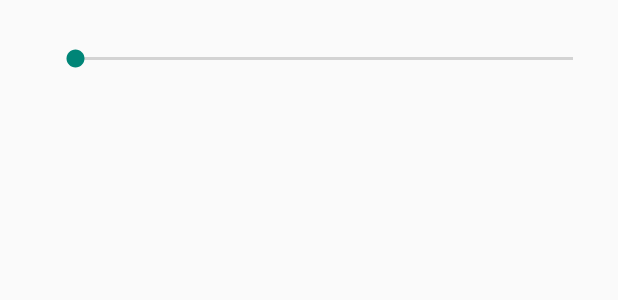
After one commit to Gaoxiang-Zhang/PowerManagement, an Android app: the layout sound_list.xml on its own in the app's theme, with its tools: preview values and no code run, on a phone screen of 412 x 824 dp. The commit adds this screen. Shown: the top 300 px of the screen. Run offline under Robolectric (Android 15) with nearby library versions, the light colour scheme and no system bars.

Commit message:
Add checking GPS status, broadcast receiver of GPS, and coarse sound dialog

```diff
--- /dev/null
+++ b/app/src/main/res/layout/sound_list.xml
@@ -0,0 +1,29 @@
+<?xml version="1.0" encoding="utf-8"?>
+<LinearLayout
+    xmlns:android="http://schemas.android.com/apk/res/android"
+    android:orientation="horizontal"
+    android:layout_width="match_parent"
+    android:layout_height="match_parent">
+
+    <LinearLayout
+        android:layout_width="wrap_content"
+        android:layout_height="wrap_content"
+        android:orientation="vertical"
+        android:layout_gravity="center_horizontal">
+        <TextView
+            android:id="@+id/sound_list_text"
+            android:layout_width="wrap_content"
+            android:layout_height="wrap_content"
+            android:textSize="20sp"/>
+        <ImageView
+            android:id="@+id/sound_list_pic"
+            android:layout_width="wrap_content"
+            android:layout_height="wrap_content"
+            android:padding="10dp"/>
+    </LinearLayout>
+    <SeekBar
+        android:id="@+id/seek_bar"
+        android:layout_width="fill_parent"
+        android:layout_height="wrap_content"
+        android:padding="30dp"/>
+</LinearLayout>
```
Also changed, not shown: app/src/main/AndroidManifest.xml (+9 -1 lines), app/src/main/java/com/example/administrator/powermanagement/GPSAdmin.java (added, +26 -0 lines), app/src/main/java/com/example/administrator/powermanagement/GeneralBroadcastService.java (renamed from app/src/main/java/com/example/administrator/powermanagement/GridService.java, +30 -13 lines), app/src/main/java/com/example/administrator/powermanagement/GeneralFragment.java (+35 -14 lines), app/src/main/java/com/example/administrator/powermanagement/MainActivity.java (+48 -0 lines), app/src/main/res/values/strings.xml (+8 -0 lines), 1 other file.
